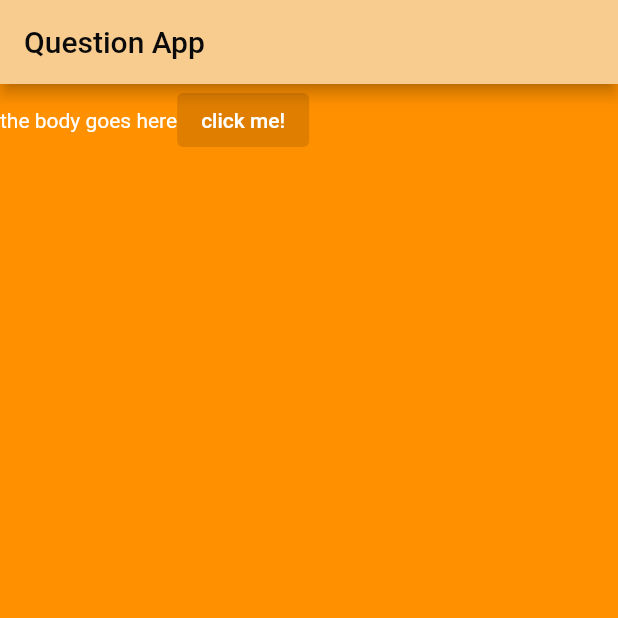
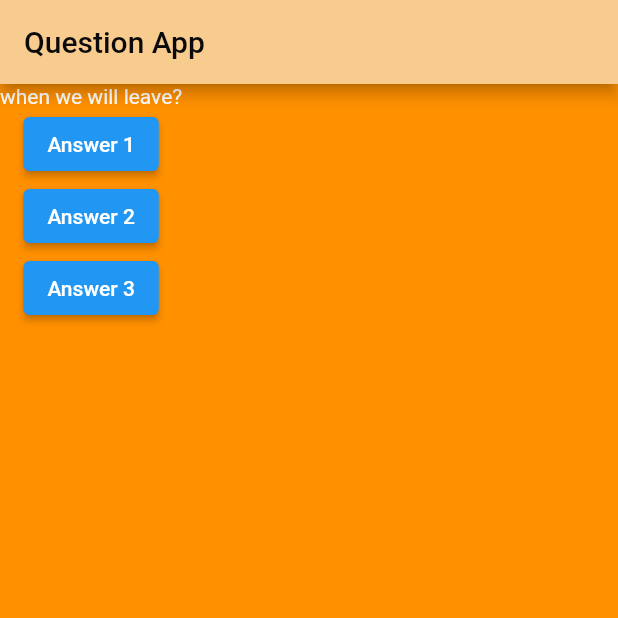
Before and after one commit to AbrarAlzubaidi/learn-flutter, a Flutter app: the screen it shows after launch, on a phone screen of 412 x 824 dp, the top half of it. Run offline on Flutter 3.47's test engine with Material 2 defaults, Android fonts, the light colour scheme and no system bars.

```diff
--- a/question_game/lib/main.dart
+++ b/question_game/lib/main.dart
@@ -8,6 +8,17 @@ void main(List<String> args) {
 
 class QuestionApp extends StatelessWidget {
   const QuestionApp({super.key}); // create constructor
+  static var questionList = [
+    'when we will leave?',
+    'what will we eat today?',
+    'do i feel boaring?'
+  ];
+  static var questionIndex = 0;
+  void questionAnswer() {
+    questionIndex = questionIndex + 1;
+    print(questionIndex);
+  }
+
   @override
   Widget build(BuildContext context) {
     return MaterialApp(
@@ -19,17 +30,27 @@ class QuestionApp extends StatelessWidget {
         ),
         backgroundColor: const Color.fromARGB(255, 248, 203, 143),
       ),
-      body: Row(children: const [
+      body: Column(children: [
         Text(
-          'the body goes here',
-          style: TextStyle(
+          questionList[questionIndex],
+          style: const TextStyle(
             color: Color(0xFFFFFFFF),
           ),
         ),
         ElevatedButton(
-            onPressed: null,
-            child:
-                Text('click me!', style: TextStyle(color: Color(0xFFFFFFFF)))),
+            onPressed: questionAnswer,
+            child: const Text('Answer 1',
+                style: TextStyle(color: Color(0xFFFFFFFF)))),
+        ElevatedButton(
+            onPressed: questionAnswer,
+            // onPressed: answerQuestion(),
+            child: const Text('Answer 2',
+                style: TextStyle(color: Color(0xFFFFFFFF)))),
+        ElevatedButton(
+            onPressed: questionAnswer,
+            // onPressed: answerQuestion(),
+            child: const Text('Answer 3',
+                style: TextStyle(color: Color(0xFFFFFFFF)))),
       ]),
       backgroundColor: const Color(0xFFFF9000),
     ));
```
Also changed, not shown: 3 other files.
